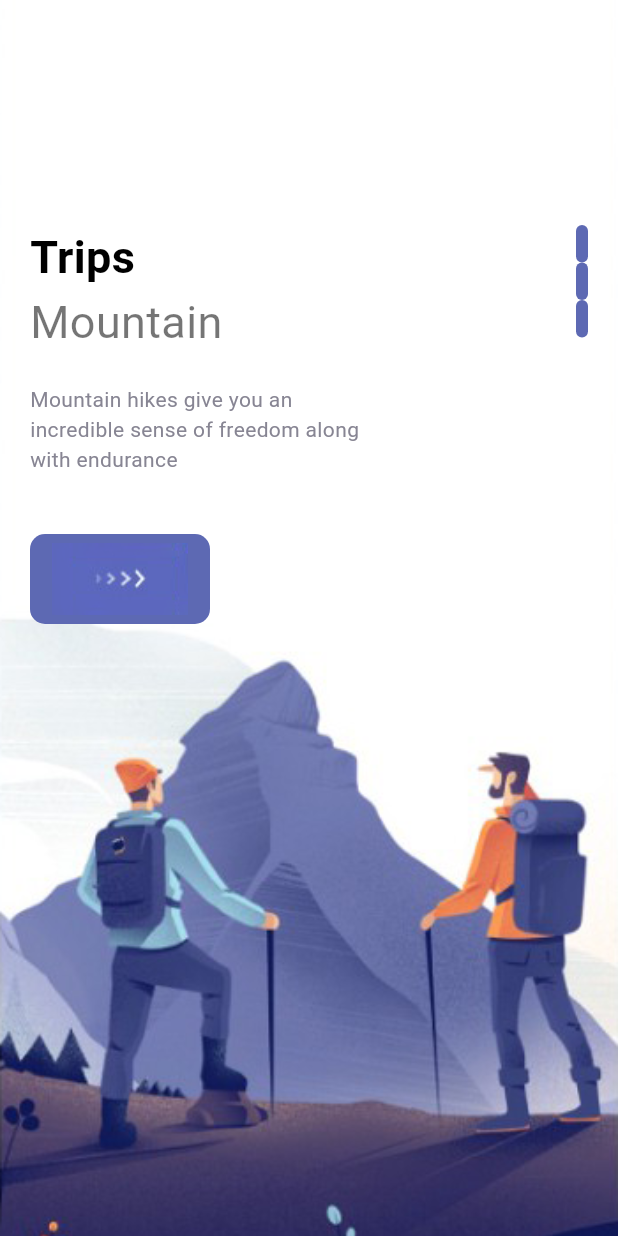
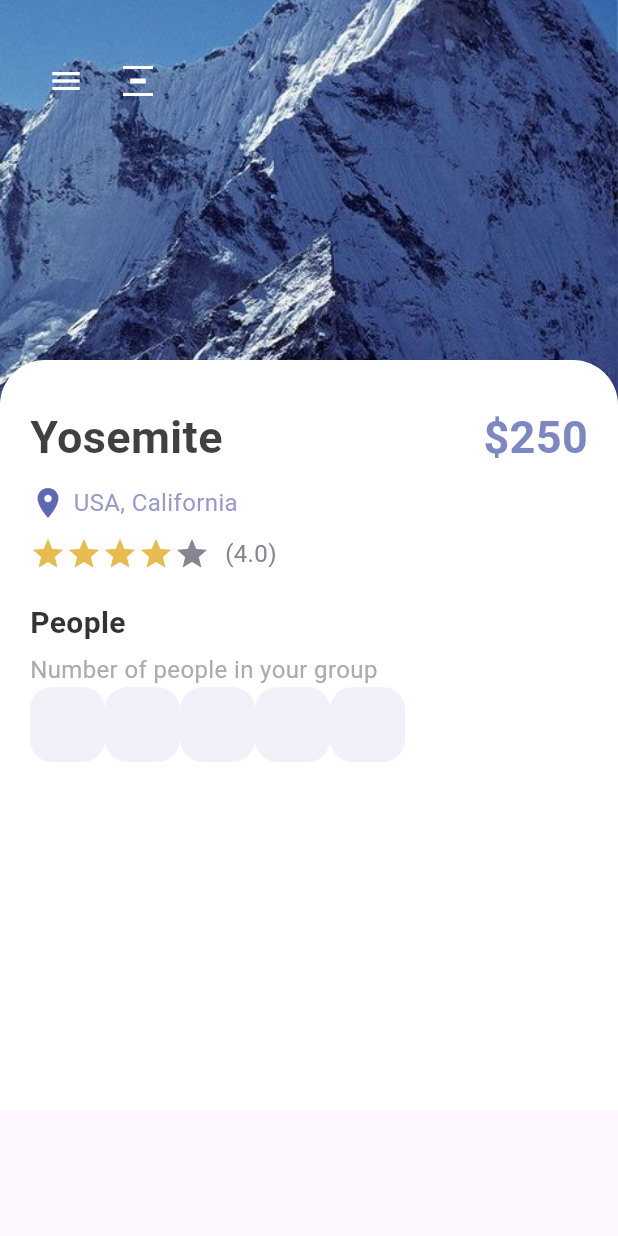
Before and after one commit to adedeni/tourist-app, a Flutter app: the screen it shows after launch, on a phone screen of 412 x 824 dp. Run offline on Flutter 3.47's test engine with Material 3 defaults, Android fonts, the phone set to English and light mode, and no system bars.

Commit message:
designed detail screen

```diff
--- a/lib/main.dart
+++ b/lib/main.dart
@@ -1,4 +1,6 @@
 import 'package:flutter/material.dart';
+import 'package:travelapp/screens/detail_page.dart';
+import 'package:travelapp/screens/navigation/main_page.dart';
 import 'package:travelapp/screens/welcome_page.dart';
 
 void main() {
@@ -16,7 +18,9 @@ class MyApp extends StatelessWidget {
       theme: ThemeData(
        primarySwatch: Colors.blue,
       ),
-      home: WelcomePage(),
+      //home: WelcomePage(),
+      //home: MainPage(),
+      home: DetailPage(),
     );
   }
 }
--- /dev/null
+++ b/lib/screens/detail_page.dart
@@ -0,0 +1,145 @@
+import 'package:flutter/material.dart';
+import 'package:travelapp/utilities/colors.dart';
+import 'package:travelapp/widgets/app_buttons.dart';
+import 'package:travelapp/widgets/app_large_text.dart';
+import 'package:travelapp/widgets/app_text.dart';
+
+class DetailPage extends StatefulWidget {
+  const DetailPage({super.key});
+
+  @override
+  State<DetailPage> createState() => _DetailPageState();
+}
+
+class _DetailPageState extends State<DetailPage> {
+  int starRating = 4;
+  @override
+  Widget build(BuildContext context) {
+    return Scaffold(
+      body: Container(
+        width: double.maxFinite,
+        height: double.maxFinite,
+        child: Stack(
+          children: [
+            Positioned(
+              child: Container(
+                width: double.maxFinite,
+                height: 280,
+                decoration: BoxDecoration(
+                  image: DecorationImage(
+                    image: AssetImage("images/mountain.jpeg"),
+                    fit: BoxFit.cover,
+                  ),
+                ),
+              ),
+            ),
+
+            Positioned(
+              left: 20,
+              top: 30,
+              child: Row(
+                children: [
+                  IconButton(
+                    onPressed: () {},
+                    icon: Icon(Icons.menu),
+                    color: Colors.white,
+                  ),
+
+                  IconButton(
+                    onPressed: () {},
+                    icon: Icon(Icons.vertical_distribute),
+                    color: Colors.white,
+                  ),
+                ],
+              ),
+            ),
+            Positioned(
+              top: 240,
+              child: Container(
+                padding: const EdgeInsets.only(left: 20, right: 20, top: 30),
+                width: MediaQuery.of(context).size.width,
+                height: 500,
+                decoration: BoxDecoration(
+                  color: Colors.white,
+                  borderRadius: BorderRadius.only(
+                    topLeft: Radius.circular(30),
+                    topRight: Radius.circular(30),
+                  ),
+                ),
+                child: Column(
+                  crossAxisAlignment: CrossAxisAlignment.start,
+                  children: [
+                    Row(
+                      mainAxisAlignment: MainAxisAlignment.spaceBetween,
+                      children: [
+                        AppLargeText(
+                          text: "Yosemite",
+                          color: Colors.black.withOpacity(0.75),
+                        ),
+                        AppLargeText(
+                          text: "\$250",
+                          color: AppColor.mainColor.withOpacity(0.8),
+                        ),
+                      ],
+                    ),
+                    SizedBox(height: 10),
+                    Row(
+                      children: [
+                        Icon(Icons.location_on, color: AppColor.mainColor),
+                        SizedBox(width: 5),
+                        AppText(
+                          text: "USA, California",
+                          color: AppColor.textColor1,
+                        ),
+                      ],
+                    ),
+                    SizedBox(height: 10),
+                    Row(
+                      children: [
+                        Wrap(
+                          children: List.generate(5, (index) {
+                            return Icon(
+                              Icons.star,
+                              color: index < starRating
+                                  ? AppColor.starColor
+                                  : AppColor.textColor2,
+                            );
+                          }),
+                        ),
+                        SizedBox(width: 10),
+                        AppText(text: "(4.0)", color: AppColor.textColor2),
+                      ],
+                    ),
+                    SizedBox(height: 20),
+                    AppLargeText(
+                      text: "People",
+                      color: Colors.black.withOpacity(0.8),
+                      size: 20,
+                    ),
+                    SizedBox(height: 5),
+                    AppText(
+                      text: "Number of people in your group",
+                      color: AppColor.mainTextColor,
+                    ),
+                    Wrap(
+                      children:
+                        List.generate(5, (index) {
+                          return AppButtons(
+                            size: 50,
+                            color: Colors.black,
+                            backgroundColor: AppColor.buttonBackground,
+                             borderColor: AppColor.buttonBackground,
+                             isIcon: false);
+                        })
+
+                    ),
+                  ],
+                ),
+              ),
+            ),
+          ],
+        ),
+      ),
+    );
+  }
+}
--- a/lib/screens/welcome_page.dart
+++ b/lib/screens/welcome_page.dart
@@ -56,21 +56,23 @@ class _WelcomePageState extends State<WelcomePage> {
                         ),
                       ),
                       SizedBox(height: 40),
-                      ResponsiveButton(width: 120),
+                      ResponsiveButton(width: 104),
                     ],
                   ),
                   Column(
-                    children: List.generate(3, (index){
+                    children: List.generate(3, (indexSlider) {
                       return Container(
+                        margin: const EdgeInsets.only(bottom: 2) ,
                         width: 8,
-                        height: 25,
+                        height: index==indexSlider? 25:8,
                         decoration: BoxDecoration(
                           borderRadius: BorderRadius.circular(8),
-                          color: AppColor.mainColor
+                          color:index==indexSlider?  AppColor.mainColor:AppColor.mainColor.withOpacity(0.3),
                         ),
                       );
                     }),
                   ),
+
                 ],
               ),
             ),
--- /dev/null
+++ b/lib/widgets/app_buttons.dart
@@ -0,0 +1,35 @@
+import 'package:flutter/material.dart';
+import 'package:travelapp/utilities/colors.dart';
+
+class AppButtons extends StatelessWidget {
+  final Color color;
+  String? text;
+  IconData? icon;
+  final Color backgroundColor;
+  double size;
+  final Color borderColor;
+  bool? isIcon;
+   AppButtons({
+    super.key,
+    this.text,
+    this.icon,
+    this.isIcon=false,
+  required this.size,
+  required this.color,
+  required this.backgroundColor,
+  required this.borderColor});
+
+  @override
+  Widget build(BuildContext context) {
+    return Container(
+                            width: size,
+                            height: size,
+                            decoration: BoxDecoration(
+                              border: Border.all(color: borderColor, width: 1.0),
+
+                              borderRadius: BorderRadius.circular(15),
+                              color: backgroundColor,
+                            ),
+                          );;
+  }
+}
--- a/lib/widgets/responsive_button.dart
+++ b/lib/widgets/responsive_button.dart
@@ -9,7 +9,7 @@ class ResponsiveButton extends StatelessWidget {
   @override
   Widget build(BuildContext context) {
     return Container(
-      width: width, height: 60,
+      width: width, height: 52,
       decoration: BoxDecoration(
         borderRadius: BorderRadius.circular(10),
         color: AppColor.mainColor
@@ -18,7 +18,8 @@ class ResponsiveButton extends StatelessWidget {
       child: Row(
         mainAxisAlignment: MainAxisAlignment.center,
         children: [
-          Image.asset("images/button.png"),
+          Image.asset("images/button.png", fit: BoxFit.cover,),
+
         ],
       ),
 
```
Also changed, not shown: lib/screens/home_page.dart (added, +192 -0 lines), lib/screens/navigation/bar_item.dart (added, +10 -0 lines), lib/screens/navigation/main_page.dart (added, +54 -0 lines), lib/screens/navigation/my_page.dart (added, +10 -0 lines), lib/screens/navigation/search_page.dart (added, +10 -0 lines).
